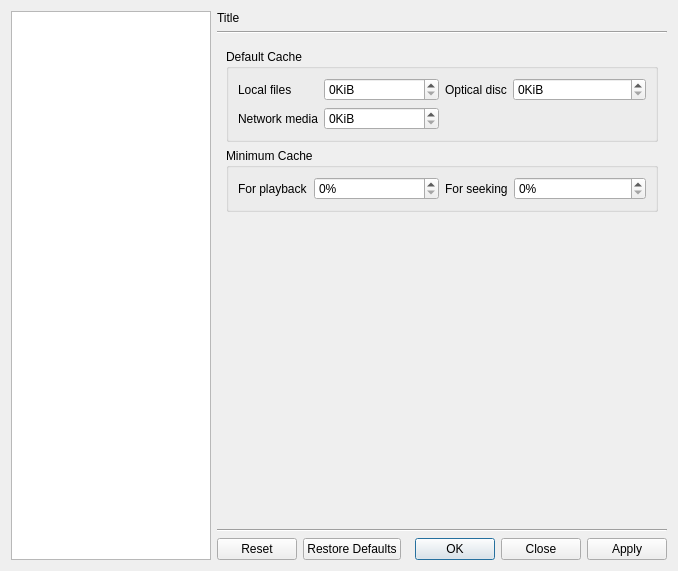
Above: src/bomi/ui/prefdialog.ui from bylee20/bomi before the change. Below: the same form after it.
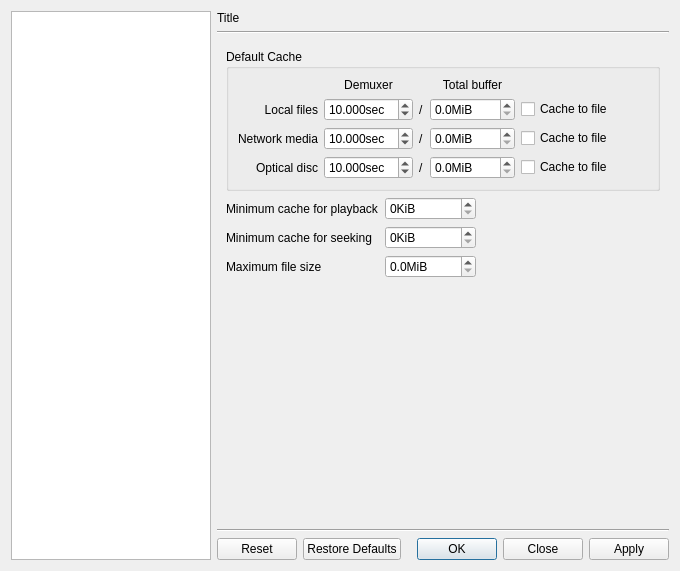
That is the form after the change. The open tabs and pages were chosen to show the change. Icons and pictures are not drawn. Custom widgets are drawn as their Qt base class.

Commit message: * New: cache file related options in cache tab of preferences * New: implement display of cached state in demuxer in seek bar (#300)

The edit to the form file:
```diff
--- a/src/bomi/ui/prefdialog.ui
+++ b/src/bomi/ui/prefdialog.ui
@@ -6,7 +6,7 @@
    <rect>
     <x>0</x>
     <y>0</y>
-    <width>678</width>
+    <width>680</width>
     <height>571</height>
    </rect>
   </property>
@@ -626,116 +626,296 @@
            <property name="title">
             <string>Default Cache</string>
            </property>
-           <layout class="QHBoxLayout" name="horizontalLayout_22">
-            <item>
-             <layout class="QFormLayout" name="formLayout_9">
-              <item row="0" column="0">
+           <layout class="QGridLayout" name="gridLayout_5">
+            <item row="1" column="1">
+             <widget class="QDoubleSpinBox" name="cache_local_sec">
+              <property name="suffix">
+               <string>sec</string>
+              </property>
+              <property name="decimals">
+               <number>3</number>
+              </property>
+              <property name="maximum">
+               <double>999.000000000000000</double>
+              </property>
+              <property name="singleStep">
+               <double>1.000000000000000</double>
+              </property>
+              <property name="value">
+               <double>10.000000000000000</double>
+              </property>
+             </widget>
+            </item>
+            <item row="1" column="0">
                <widget class="QLabel" name="label_45">
                 <property name="text">
                  <string>Local files</string>
                 </property>
-               </widget>
-              </item>
-              <item row="0" column="1">
-               <widget class="QSpinBox" name="cache_local">
-                <property name="suffix">
-                 <string notr="true">KiB</string>
-                </property>
-                <property name="maximum">
-                 <number>99999</number>
-                </property>
-               </widget>
-              </item>
-              <item row="1" column="0">
+              <property name="alignment">
+               <set>Qt::AlignRight|Qt::AlignTrailing|Qt::AlignVCenter</set>
+              </property>
+             </widget>
+            </item>
+            <item row="2" column="0">
                <widget class="QLabel" name="label_47">
                 <property name="text">
                  <string>Network media</string>
                 </property>
-               </widget>
-              </item>
-              <item row="1" column="1">
-               <widget class="QSpinBox" name="cache_network">
+              <property name="alignment">
+               <set>Qt::AlignRight|Qt::AlignTrailing|Qt::AlignVCenter</set>
+              </property>
+             </widget>
+            </item>
+            <item row="1" column="2">
+             <widget class="QLabel" name="label_14">
+              <property name="text">
+               <string notr="true">/</string>
+              </property>
+             </widget>
+            </item>
+            <item row="0" column="1">
+             <widget class="QLabel" name="label_17">
+              <property name="text">
+               <string>Demuxer</string>
+              </property>
+              <property name="alignment">
+               <set>Qt::AlignCenter</set>
+              </property>
+             </widget>
+            </item>
+            <item row="0" column="3">
+             <widget class="QLabel" name="label_18">
+              <property name="text">
+               <string>Total buffer</string>
+              </property>
+              <property name="alignment">
+               <set>Qt::AlignCenter</set>
+              </property>
+             </widget>
+            </item>
+            <item row="3" column="1">
+             <widget class="QDoubleSpinBox" name="cache_disc_sec">
                 <property name="suffix">
-                 <string notr="true">KiB</string>
+               <string>sec</string>
+              </property>
+              <property name="decimals">
+               <number>3</number>
                 </property>
                 <property name="maximum">
-                 <number>99999</number>
+               <double>999.000000000000000</double>
+              </property>
+              <property name="singleStep">
+               <double>1.000000000000000</double>
+              </property>
+              <property name="value">
+               <double>10.000000000000000</double>
                 </property>
                </widget>
               </item>
-             </layout>
-            </item>
-            <item>
-             <layout class="QFormLayout" name="formLayout_11">
-              <property name="fieldGrowthPolicy">
-               <enum>QFormLayout::AllNonFixedFieldsGrow</enum>
-              </property>
-              <item row="0" column="0">
+            <item row="3" column="0">
                <widget class="QLabel" name="cache_">
                 <property name="text">
                  <string>Optical disc</string>
                 </property>
-               </widget>
-              </item>
-              <item row="0" column="1">
-               <widget class="QSpinBox" name="cache_disc">
+              <property name="alignment">
+               <set>Qt::AlignRight|Qt::AlignTrailing|Qt::AlignVCenter</set>
+              </property>
+             </widget>
+            </item>
+            <item row="2" column="1">
+             <widget class="QDoubleSpinBox" name="cache_network_sec">
                 <property name="suffix">
-                 <string notr="true">KiB</string>
-                </property>
+               <string>sec</string>
+              </property>
+              <property name="decimals">
+               <number>3</number>
+              </property>
                 <property name="maximum">
-                 <number>99999</number>
-                </property>
-               </widget>
-              </item>
-             </layout>
+               <double>999.000000000000000</double>
+              </property>
+              <property name="singleStep">
+               <double>1.000000000000000</double>
+              </property>
+              <property name="value">
+               <double>10.000000000000000</double>
+              </property>
+             </widget>
+            </item>
+            <item row="2" column="2">
+             <widget class="QLabel" name="label_15">
+              <property name="text">
+               <string notr="true">/</string>
+              </property>
+             </widget>
             </item>
+            <item row="3" column="2">
+             <widget class="QLabel" name="label_16">
+              <property name="text">
+               <string notr="true">/</string>
+              </property>
+             </widget>
+            </item>
+            <item row="1" column="4">
+             <widget class="QCheckBox" name="cache_local_file">
+              <property name="sizePolicy">
+               <sizepolicy hsizetype="Expanding" vsizetype="Fixed">
+                <horstretch>0</horstretch>
+                <verstretch>0</verstretch>
+               </sizepolicy>
+              </property>
+              <property name="text">
+               <string>Cache to file</string>
+              </property>
+             </widget>
+            </item>
+            <item row="2" column="4">
+             <widget class="QCheckBox" name="cache_network_file">
+              <property name="text">
+               <string>Cache to file</string>
+              </property>
+             </widget>
+            </item>
+            <item row="3" column="4">
+             <widget class="QCheckBox" name="cache_disc_file">
+              <property name="text">
+               <string>Cache to file</string>
+              </property>
+             </widget>
+            </item>
+            <item row="1" column="3">
+             <widget class="QDoubleSpinBox" name="cache_local_mb">
+              <property name="accelerated">
+               <bool>true</bool>
+              </property>
+              <property name="suffix">
+               <string>MiB</string>
+              </property>
+              <property name="decimals">
+               <number>1</number>
+              </property>
+              <property name="maximum">
+               <double>9999.000000000000000</double>
+              </property>
+             </widget>
+            </item>
+            <item row="2" column="3">
+             <widget class="QDoubleSpinBox" name="cache_network_mb">
+              <property name="accelerated">
+               <bool>true</bool>
+              </property>
+              <property name="suffix">
+               <string>MiB</string>
+              </property>
+              <property name="decimals">
+               <number>1</number>
+              </property>
+              <property name="maximum">
+               <double>9999.000000000000000</double>
+              </property>
+             </widget>
+            </item>
+            <item row="3" column="3">
+             <widget class="QDoubleSpinBox" name="cache_disc_mb">
+              <property name="accelerated">
+               <bool>true</bool>
+              </property>
+              <property name="suffix">
+               <string>MiB</string>
+              </property>
+              <property name="decimals">
+               <number>1</number>
+              </property>
+              <property name="maximum">
+               <double>9999.000000000000000</double>
+              </property>
+             </widget>
+            </item>
            </layout>
           </widget>
          </item>
          <item>
-          <widget class="QGroupBox" name="groupBox_25">
-           <property name="title">
-            <string>Minimum Cache</string>
-           </property>
-           <layout class="QHBoxLayout" name="horizontalLayout_23">
+          <layout class="QHBoxLayout" name="horizontalLayout_13">
             <item>
-             <layout class="QFormLayout" name="formLayout_16">
+            <layout class="QFormLayout" name="formLayout_3">
               <item row="0" column="0">
                <widget class="QLabel" name="label_53">
                 <property name="text">
-                 <string>For playback</string>
+                <string>Minimum cache for playback</string>
                 </property>
                </widget>
               </item>
-              <item row="0" column="1">
-               <widget class="QSpinBox" name="cache_min_playback">
-                <property name="suffix">
-                 <string notr="true">%</string>
-                </property>
-               </widget>
-              </item>
-             </layout>
-            </item>
-            <item>
-             <layout class="QFormLayout" name="formLayout_17">
-              <item row="0" column="0">
+             <item row="1" column="0">
                <widget class="QLabel" name="label_54">
                 <property name="text">
-                 <string>For seeking</string>
+                <string>Minimum cache for seeking</string>
+               </property>
+              </widget>
+             </item>
+             <item row="2" column="0">
+              <widget class="QLabel" name="label_19">
+               <property name="text">
+                <string>Maximum file size</string>
+               </property>
+              </widget>
+             </item>
+             <item row="2" column="1">
+              <widget class="QDoubleSpinBox" name="cache_file_size_mb">
+               <property name="accelerated">
+                <bool>true</bool>
+               </property>
+               <property name="suffix">
+                <string>MiB</string>
+               </property>
+               <property name="decimals">
+                <number>1</number>
+               </property>
+               <property name="maximum">
+                <double>99999.000000000000000</double>
+               </property>
+              </widget>
+             </item>
+             <item row="1" column="1">
+              <widget class="QSpinBox" name="cache_min_seeking_kb">
+               <property name="accelerated">
+                <bool>true</bool>
+               </property>
+               <property name="suffix">
+                <string>KiB</string>
+               </property>
+               <property name="maximum">
+                <number>9999999</number>
                 </property>
                </widget>
               </item>
               <item row="0" column="1">
-               <widget class="QSpinBox" name="cache_min_seeking">
+              <widget class="QSpinBox" name="cache_min_playback_kb">
+               <property name="accelerated">
+                <bool>true</bool>
+               </property>
                 <property name="suffix">
-                 <string notr="true">%</string>
-                </property>
+                <string>KiB</string>
+               </property>
+               <property name="maximum">
+                <number>9999999</number>
+               </property>
                </widget>
               </item>
              </layout>
             </item>
-           </layout>
-          </widget>
+           <item>
+            <spacer name="horizontalSpacer_9">
+             <property name="orientation">
+              <enum>Qt::Horizontal</enum>
+             </property>
+             <property name="sizeHint" stdset="0">
+              <size>
+               <width>40</width>
+               <height>20</height>
+              </size>
+             </property>
+            </spacer>
+           </item>
+          </layout>
          </item>
          <item>
           <spacer name="verticalSpacer_2">
@@ -2732,6 +2912,11 @@
    <header>quick/playlistthemeobject.hpp</header>
    <container>1</container>
   </customwidget>
+  <customwidget>
+   <class>PathButton</class>
+   <extends>QPushButton</extends>
+   <header>widget/pathbutton.hpp</header>
+  </customwidget>
  </customwidgets>
  <resources>
   <include location="../rsclist.qrc"/>
```
Left out of the diff: 12 changed lines with no effect on the pictures. Lines whose indentation alone changed are shown as unchanged. The commit also changes 35 other files.
